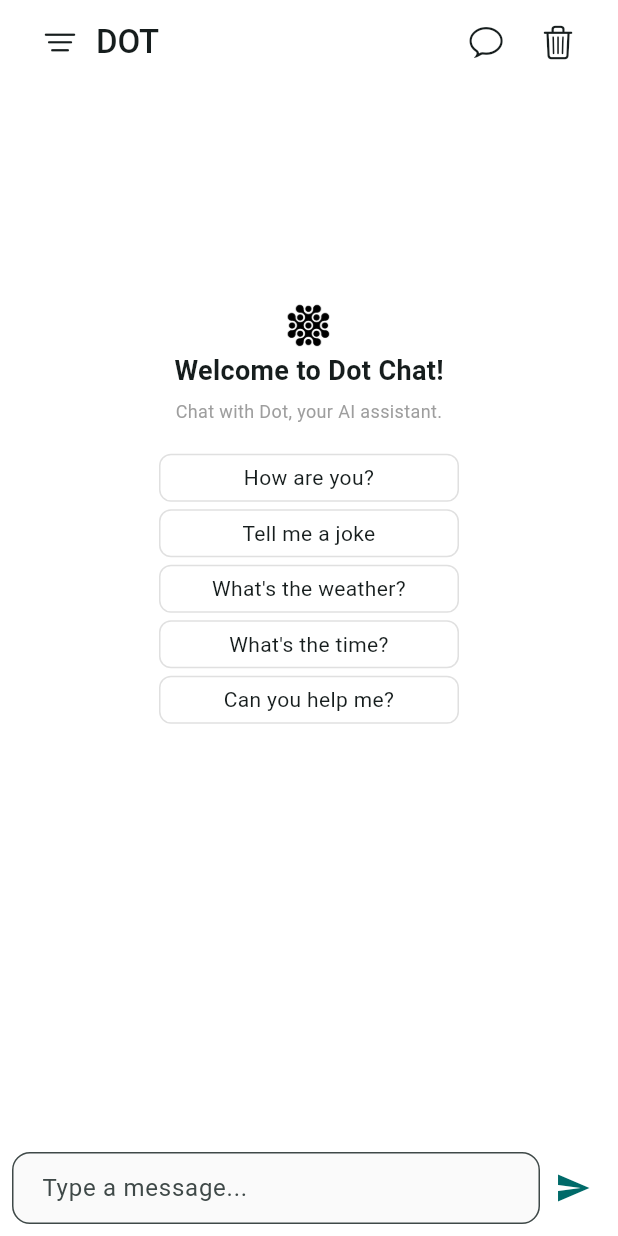
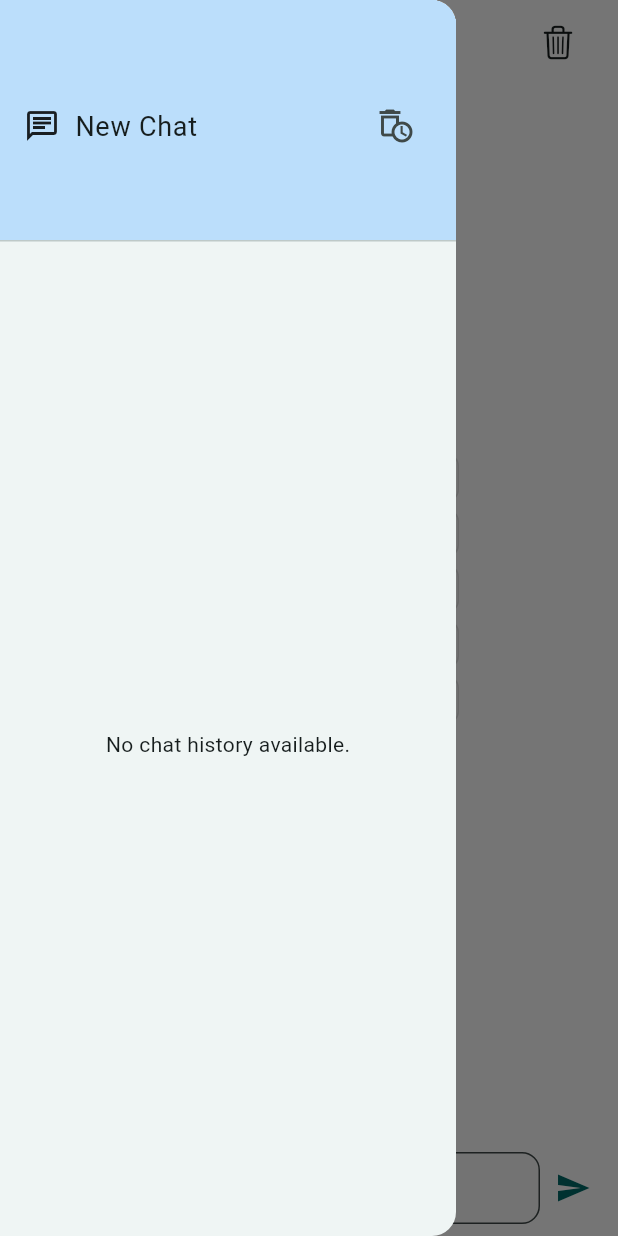
Before and after one commit to dot-ruth/dot_chat, a Flutter app: the screen it shows after launch, with the side drawer open (before the commit the screen has no drawer), on a phone screen of 412 x 824 dp. Run offline on Flutter 3.47's test engine with Material 3 defaults, Android fonts, the phone set to English and light mode, and no system bars; drawn by our look-alikes of dash_chat_2; our stand-ins replace flutter_dotenv, flutter_gemini, flutter_markdown, hive, hive_flutter; accounts and stored records are empty.

Commit message:
feat: added chat history functionality

```diff
--- /dev/null
+++ b/lib/models/chat_message_model.dart
@@ -0,0 +1,45 @@
+import 'package:hive/hive.dart';
+import 'package:dash_chat_2/dash_chat_2.dart';
+
+part 'chat_message_model.g.dart'; // Required for Hive TypeAdapter
+
+@HiveType(typeId: 0)
+class ChatMessageModel extends HiveObject {
+  @HiveField(1)
+  String text;
+
+  @HiveField(2)
+  String userId;
+
+  @HiveField(3)
+  String userName;
+
+  @HiveField(4)
+  DateTime createdAt;
+
+  ChatMessageModel({
+    required this.text,
+    required this.userId,
+    required this.userName,
+    required this.createdAt,
+  });
+
+  // Convert from ChatMessage
+  factory ChatMessageModel.fromChatMessage(ChatMessage message) {
+    return ChatMessageModel(
+      text: message.text,
+      userId: message.user.id,
+      userName: message.user.firstName ?? "",
+      createdAt: message.createdAt,
+    );
+  }
+
+  // Convert to ChatMessage
+  ChatMessage toChatMessage() {
+    return ChatMessage(
+      text: text,
+      user: ChatUser(id: userId, firstName: userName),
+      createdAt: createdAt,
+    );
+  }
+}
--- /dev/null
+++ b/lib/models/chat_session_model.dart
@@ -0,0 +1,36 @@
+import 'package:dash_chat_2/dash_chat_2.dart';
+import 'package:hive/hive.dart';
+import 'chat_message_model.dart';
+
+part 'chat_session_model.g.dart'; // Required for Hive TypeAdapter
+
+@HiveType(typeId: 1)
+class ChatSessionModel extends HiveObject {
+  @HiveField(0)
+  String id;
+
+  @HiveField(1)
+  String title;
+
+  @HiveField(2)
+  List<ChatMessageModel> messages;
+
+  @HiveField(3)
+  DateTime createdAt;
+
+  ChatSessionModel({
+    required this.id,
+    required this.title,
+    required this.messages,
+    required this.createdAt,
+  });
+
+  void addMessage(ChatMessage message) {
+    messages.add(ChatMessageModel.fromChatMessage(message));
+    save();
+  }
+
+  List<ChatMessage> getChatMessages() {
+    return messages.map((msg) => msg.toChatMessage()).toList().reversed.toList();
+  }
+}
--- a/lib/screens/home_page.dart
+++ b/lib/screens/home_page.dart
@@ -1,8 +1,11 @@
 import 'package:dash_chat_2/dash_chat_2.dart';
+import 'package:dot_chat/models/chat_session_model.dart';
+import 'package:dot_chat/widgets/chat_history_drawer.dart';
 import 'package:flutter/cupertino.dart';
 import 'package:flutter/material.dart';
 import 'package:flutter_gemini/flutter_gemini.dart';
 import 'package:flutter_markdown/flutter_markdown.dart';
+import 'package:dot_chat/services/chat_service.dart';
 
 class HomePage extends StatefulWidget {
   const HomePage({super.key});
@@ -12,12 +15,22 @@ class HomePage extends StatefulWidget {
 }
 
 class _HomePageState extends State<HomePage> {
+  final GlobalKey<ScaffoldState> _scaffoldKey = GlobalKey<ScaffoldState>();
   ChatUser currentUser = ChatUser(id: "0", firstName: "You");
   ChatUser dot = ChatUser(
     id: "1",
     firstName: "Dot",
   );
   List<ChatMessage> messages = [];
+  late ChatSessionModel session;
+
+  void _loadChat(List<ChatMessage> selectedMessages,ChatSessionModel selectedSession) {
+    setState(() {
+    messages = selectedMessages;
+    session = selectedSession;
+  });
+  }
+
   final Gemini gemini = Gemini.instance;
   bool isBotTyping = false;
   final TextEditingController _textController = TextEditingController();
@@ -32,9 +45,11 @@ class _HomePageState extends State<HomePage> {
   @override
   Widget build(BuildContext context) {
     return Scaffold(
+      key:_scaffoldKey,
       appBar: AppBar(
         backgroundColor: Colors.white,
         scrolledUnderElevation: 0.0,
+        automaticallyImplyLeading: false,
         title: Row(
           mainAxisAlignment: MainAxisAlignment.spaceBetween,
           children:  [
@@ -42,7 +57,7 @@ class _HomePageState extends State<HomePage> {
               children: [
                 IconButton(
                           icon: Icon(CupertinoIcons.line_horizontal_3_decrease),
-                          onPressed: () {},
+                          onPressed: () {_scaffoldKey.currentState?.openDrawer();},
                         ),
                 Text(
                   "DOT",
@@ -54,22 +69,19 @@ class _HomePageState extends State<HomePage> {
             Row(
               children: [
                 IconButton(
-                icon: Icon(CupertinoIcons.chat_bubble),
-                onPressed: () {},
-                          ),
-                          IconButton(
                 icon: Icon(CupertinoIcons.delete),
                 onPressed: () {
                   setState(() {
                     messages.clear();
                   });
                 },
-                          ),
+               ),
               ],
             ),
           ],
         ),
       ),
+      drawer: ChatHistoryDrawer(onChatSelected: _loadChat),
       body: _buildChatUI(),
     );
   }
@@ -169,12 +181,16 @@ class _HomePageState extends State<HomePage> {
     );
   }
 
-  void _sendMessage(ChatMessage chatMessage) {
+  void _sendMessage(ChatMessage chatMessage) async {
     if (chatMessage.text.trim().isNotEmpty) {
       setState(() {
         messages.insert(0, chatMessage);
         isBotTyping = true;
       });
+
+      //Hive Implementation
+      ChatService.addMessageToSession(session,chatMessage);
+
 
       List<Part> parts = [TextPart(chatMessage.text)];
       final responseStream = gemini.promptStream(parts: parts);
@@ -199,6 +215,10 @@ class _HomePageState extends State<HomePage> {
           setState(() {
             isBotTyping = false;
           });
+
+      // Save the message to Hive after stream completion
+      ChatService.addMessageToSession(session, messages.first);
+
         },
       );
     } else {
--- /dev/null
+++ b/lib/widgets/chat_history_drawer.dart
@@ -0,0 +1,99 @@
+import 'package:dash_chat_2/dash_chat_2.dart';
+import 'package:dot_chat/models/chat_session_model.dart';
+import 'package:dot_chat/services/chat_service.dart';
+import 'package:flutter/material.dart';
+import 'package:hive_flutter/hive_flutter.dart';
+
+class ChatHistoryDrawer extends StatelessWidget {
+  final void Function(List<ChatMessage>, ChatSessionModel) onChatSelected;
+
+  const ChatHistoryDrawer({super.key, required this.onChatSelected});
+
+  Future<Box> openChatBox() async {
+    return await Hive.openBox('chatBox');
+  }
+
+  Map<String, dynamic> convertToMapStringDynamic(Map<dynamic, dynamic> input) {
+    return input.map((key, value) => MapEntry(key.toString(), value));
+  }
+
+  @override
+Widget build(BuildContext context) {
+  return Drawer(
+    child: Column(
+      children: [
+        DrawerHeader(
+          decoration: BoxDecoration(color: Colors.blue.shade100),
+          child: Row(
+            mainAxisAlignment: MainAxisAlignment.spaceBetween,
+            children: [
+              GestureDetector(
+  onTap: () async {
+    // Create a dummy first message or an empty session
+    final firstMessage = ChatMessage(
+      text: "New Chat", // Placeholder title
+      user: ChatUser(id: "1", firstName: "User"), // Dummy user
+      createdAt: DateTime.now(),
+    );
+
+    await ChatService.createSession(firstMessage);
+
+    (context as Element).markNeedsBuild(); // Force UI update
+  },
+  child: Row(
+    children: [
+      Icon(Icons.chat_outlined),
+      SizedBox(width: 10),
+      Text(
+        'New Chat',
+        style: TextStyle(fontSize: 18),
+      ),
+    ],
+  ),
+),
+
+              IconButton(
+                icon: Icon(Icons.auto_delete_outlined),
+                onPressed: () {
+                  ChatService.clearSessions();
+                  (context as Element).markNeedsBuild();
+                },
+              ),
+            ],
+          ),
+        ),
+        Expanded(
+          child: ValueListenableBuilder(
+            valueListenable: Hive.box<ChatSessionModel>('chatBox').listenable(),
+            builder: (context, box, _) {
+              var sessions = ChatService.getSessions();
+              return sessions.isEmpty
+                  ? Center(child: Text("No chat history available."))
+                  : ListView.builder(
+                      itemCount: sessions.length,
+                      itemBuilder: (context, index) {
+                        return ListTile(
+                          title: Text(sessions[index].title),
+                          subtitle: Text(
+                            "${sessions[index].messages.length} messages",
+                            style: TextStyle(color: Colors.grey),
+                          ),
+                          onTap: () {
+                            var messages = ChatService.getMessagesFromSession(sessions[index]);
+                            print(messages.first);
+                            onChatSelected(messages,sessions[index]); // Load session
+                            Navigator.pop(context);
+                          },
+                        );
+                      },
+                    );
+            },
+          ),
+        ),
+      ],
+    ),
+  );
+}
+
+
+}
--- a/pubspec.yaml
+++ b/pubspec.yaml
@@ -38,6 +38,8 @@ dependencies:
   dash_chat_2: ^0.0.21
   flutter_dotenv: ^5.2.1
   flutter_markdown: ^0.7.6+2
+  hive: ^2.2.3
+  hive_flutter: ^1.1.0
 
 dev_dependencies:
   flutter_test:
@@ -49,6 +51,8 @@ dev_dependencies:
   # package. See that file for information about deactivating specific lint
   # rules and activating additional ones.
   flutter_lints: ^5.0.0
+  hive_generator: ^2.0.0
+  build_runner: ^2.3.3
 
 # For information on the generic Dart part of this file, see the
 # following page: https://dart.dev/tools/pub/pubspec
```
Also changed, not shown: lib/main.dart (+14 -1 lines), lib/services/chat_service.dart (added, +43 -0 lines), lib/models/chat_message_model.g.dart (added), lib/models/chat_session_model.g.dart (added), pubspec.lock, 4 other files.
